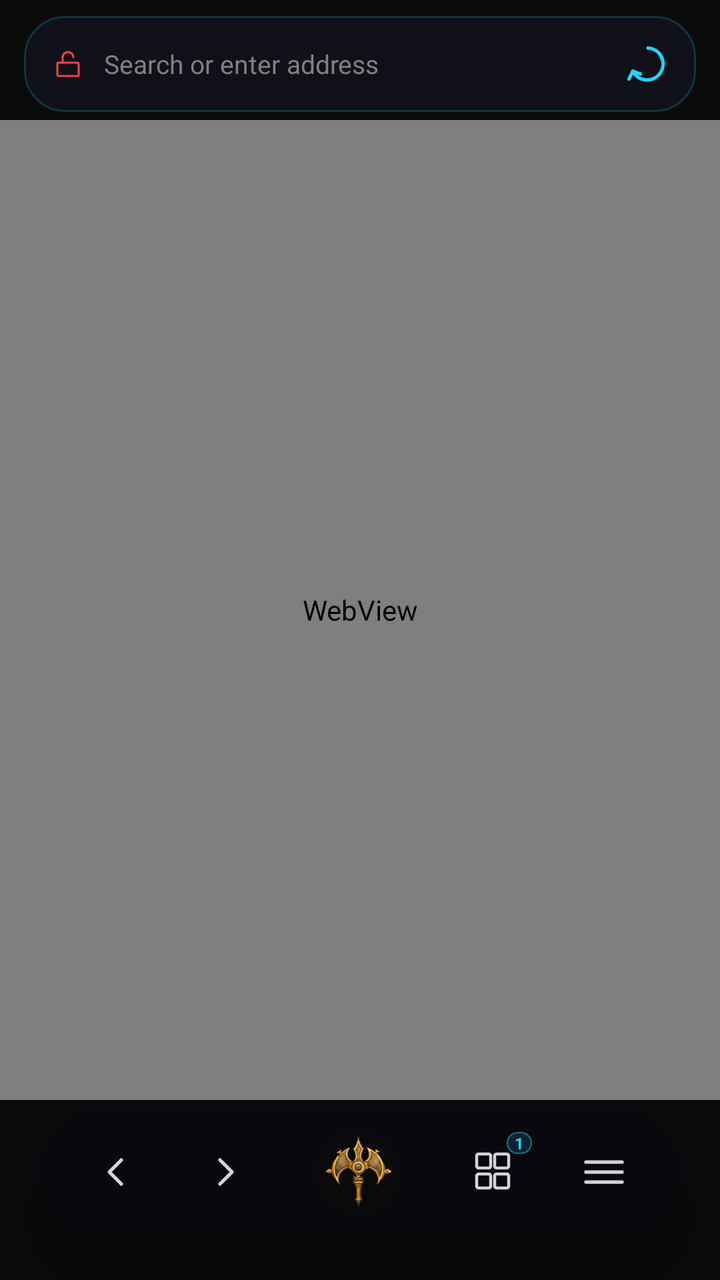
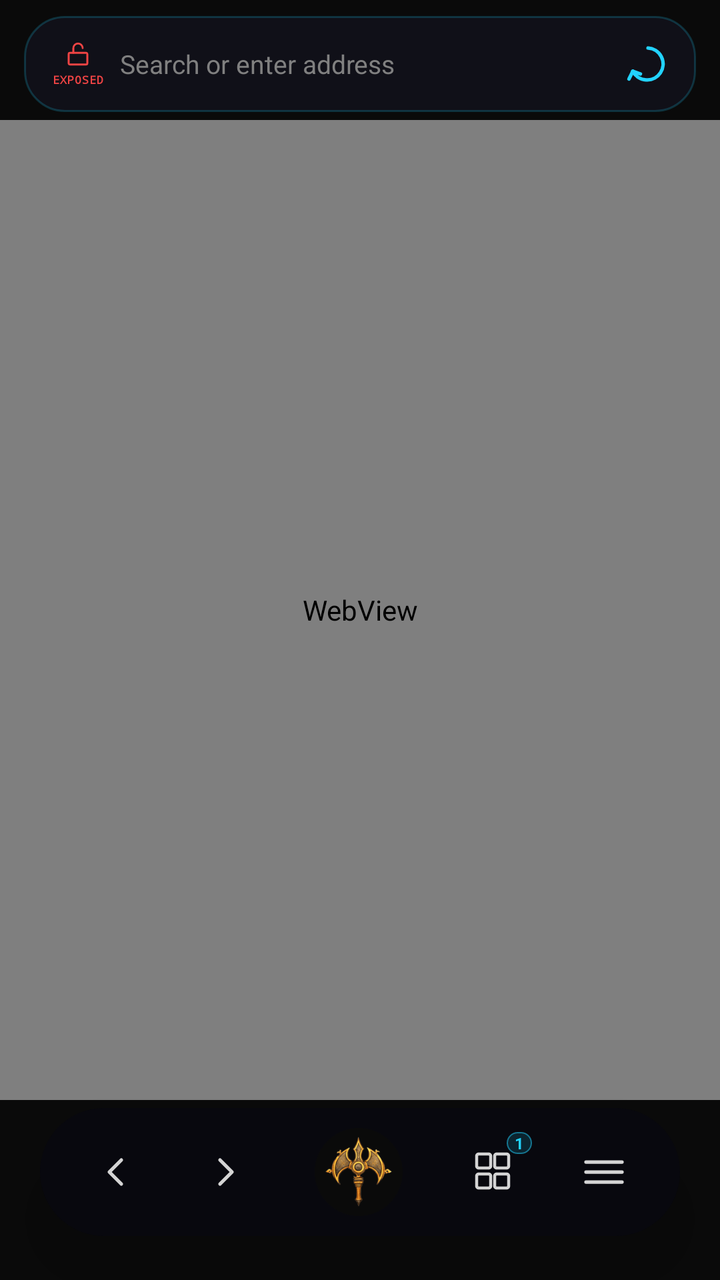

Two renders of the same Android screen: before a commit and after it. Below are the layout's source before the change and the commit's diff.
<!-- AndroidManifest.xml: application theme Theme.Dhurta -->
<!-- res/layout/activity_main.xml -->
<?xml version="1.0" encoding="utf-8"?>
<androidx.drawerlayout.widget.DrawerLayout
    xmlns:android="http://schemas.android.com/apk/res/android"
    xmlns:app="http://schemas.android.com/apk/res-auto"
    android:id="@+id/drawerLayout"
    android:layout_width="match_parent"
    android:layout_height="match_parent"
    android:fitsSystemWindows="true">

    
    <FrameLayout
        android:layout_width="match_parent"
        android:layout_height="match_parent"
        android:background="@color/obsidian">

        <LinearLayout
            android:layout_width="match_parent"
            android:layout_height="match_parent"
            android:orientation="vertical">

            
            <LinearLayout
                android:id="@+id/urlPill"
                android:layout_width="match_parent"
                android:layout_height="48dp"
                android:orientation="horizontal"
                android:gravity="center_vertical"
                android:layout_marginHorizontal="12dp"
                android:layout_marginTop="8dp"
                android:layout_marginBottom="4dp"
                android:paddingStart="14dp"
                android:paddingEnd="4dp"
                android:background="@drawable/pill_bg">

                
                <ImageView
                    android:id="@+id/lockIcon"
                    android:layout_width="16dp"
                    android:layout_height="16dp"
                    android:src="@drawable/ic_nav_lock_open"
                    android:layout_marginEnd="10dp"
                    android:contentDescription="Security status"
                    app:tint="@color/exposed_red" />

                <EditText
                    android:id="@+id/urlBar"
                    android:layout_width="0dp"
                    android:layout_height="match_parent"
                    android:layout_weight="1"
                    android:hint="@string/url_hint"
                    android:textColorHint="@color/text_muted"
                    android:textColor="@color/text"
                    android:textSize="13sp"
                    android:fontFamily="sans-serif"
                    android:singleLine="true"
                    android:imeOptions="actionGo"
                    android:inputType="textUri"
                    android:background="@android:color/transparent"
                    android:importantForAutofill="no" />

                <ImageButton
                    android:id="@+id/reloadBtn"
                    android:layout_width="40dp"
                    android:layout_height="40dp"
                    android:src="@drawable/ic_nav_reload"
                    android:background="?android:selectableItemBackgroundBorderless"
                    android:contentDescription="Reload"
                    app:tint="@color/neon_blue" />
            </LinearLayout>

            
            <LinearLayout
                android:id="@+id/findBar"
                android:layout_width="match_parent"
                android:layout_height="40dp"
                android:orientation="horizontal"
                android:gravity="center_vertical"
                android:layout_marginHorizontal="10dp"
                android:layout_marginBottom="6dp"
                android:paddingStart="12dp"
                android:paddingEnd="4dp"
                android:background="@drawable/pill_bg"
                android:visibility="gone">

                <EditText
                    android:id="@+id/findInput"
                    android:layout_width="0dp"
                    android:layout_height="match_parent"
                    android:layout_weight="1"
                    android:hint="Find in page"
                    android:textColorHint="@color/text_muted"
                    android:textColor="@color/text"
                    android:textSize="13sp"
                    android:fontFamily="sans-serif"
                    android:singleLine="true"
                    android:imeOptions="actionSearch"
                    android:inputType="text"
                    android:background="@android:color/transparent"
                    android:importantForAutofill="no" />

                <TextView
                    android:id="@+id/findCount"
                    android:layout_width="wrap_content"
                    android:layout_height="wrap_content"
                    android:text="0/0"
                    android:textSize="10sp"
                    android:fontFamily="monospace"
                    android:textColor="@color/text_muted"
                    android:layout_marginEnd="6dp" />

                <ImageButton
                    android:id="@+id/findPrev"
                    android:layout_width="36dp"
                    android:layout_height="36dp"
                    android:src="@drawable/ic_find_up"
                    android:background="?android:selectableItemBackgroundBorderless"
                    android:contentDescription="Previous match"
                    app:tint="@color/text" />

                <ImageButton
                    android:id="@+id/findNext"
                    android:layout_width="36dp"
                    android:layout_height="36dp"
                    android:src="@drawable/ic_find_down"
                    android:background="?android:selectableItemBackgroundBorderless"
                    android:contentDescription="Next match"
                    app:tint="@color/text" />

                <ImageButton
                    android:id="@+id/findClose"
                    android:layout_width="36dp"
                    android:layout_height="36dp"
                    android:src="@drawable/ic_find_close"
                    android:background="?android:selectableItemBackgroundBorderless"
                    android:contentDescription="Close find"
                    app:tint="@color/text" />
            </LinearLayout>

            <ProgressBar
                android:id="@+id/progressBar"
                style="?android:attr/progressBarStyleHorizontal"
                android:layout_width="match_parent"
                android:layout_height="2dp"
                android:max="100"
                android:progress="0"
                android:progressTint="@color/neon_blue"
                android:visibility="gone" />

            
            <FrameLayout
                android:id="@+id/webContainer"
                android:layout_width="match_parent"
                android:layout_height="0dp"
                android:layout_weight="1">

                <WebView
                    android:id="@+id/webView"
                    android:layout_width="match_parent"
                    android:layout_height="match_parent" />
            </FrameLayout>

            
            <View
                android:id="@+id/dockSpacer"
                android:layout_width="match_parent"
                android:layout_height="90dp" />
        </LinearLayout>

        
        <LinearLayout
            android:id="@+id/dock"
            android:layout_width="match_parent"
            android:layout_height="64dp"
            android:layout_gravity="bottom"
            android:orientation="horizontal"
            android:gravity="center_vertical"
            android:layout_marginHorizontal="20dp"
            android:layout_marginBottom="22dp"
            android:paddingHorizontal="10dp"
            android:background="@drawable/dock_capsule"
            android:elevation="18dp"
            android:clipChildren="false"
            android:clipToPadding="false">

            <ImageButton
                android:id="@+id/backBtn"
                android:layout_width="0dp"
                android:layout_height="48dp"
                android:layout_weight="1"
                android:src="@drawable/ic_nav_back"
                android:background="?android:selectableItemBackgroundBorderless"
                android:contentDescription="Back"
                app:tint="@color/text" />

            <ImageButton
                android:id="@+id/forwardBtn"
                android:layout_width="0dp"
                android:layout_height="48dp"
                android:layout_weight="1"
                android:src="@drawable/ic_nav_forward"
                android:background="?android:selectableItemBackgroundBorderless"
                android:contentDescription="Forward"
                app:tint="@color/text" />

            
            <FrameLayout
                android:layout_width="0dp"
                android:layout_height="match_parent"
                android:layout_weight="1.4"
                android:clipChildren="false"
                android:clipToPadding="false">

                <View
                    android:id="@+id/hubRing"
                    android:layout_width="52dp"
                    android:layout_height="52dp"
                    android:layout_gravity="center"
                    android:background="@drawable/hub_ring" />

                <ImageView
                    android:id="@+id/hubBtn"
                    android:layout_width="44dp"
                    android:layout_height="44dp"
                    android:layout_gravity="center"
                    android:background="?android:selectableItemBackgroundBorderless"
                    android:src="@mipmap/ic_launcher_round"
                    android:elevation="4dp"
                    android:contentDescription="Dhurta Hub" />
            </FrameLayout>

            <FrameLayout
                android:layout_width="0dp"
                android:layout_height="48dp"
                android:layout_weight="1">

                <ImageButton
                    android:id="@+id/tabsBtn"
                    android:layout_width="match_parent"
                    android:layout_height="match_parent"
                    android:src="@drawable/ic_nav_tabs"
                    android:background="?android:selectableItemBackgroundBorderless"
                    android:contentDescription="Tabs"
                    app:tint="@color/text" />

                <TextView
                    android:id="@+id/tabCount"
                    android:layout_width="wrap_content"
                    android:layout_height="wrap_content"
                    android:layout_gravity="top|end"
                    android:layout_marginTop="4dp"
                    android:layout_marginEnd="8dp"
                    android:text="1"
                    android:textSize="8sp"
                    android:textStyle="bold"
                    android:textColor="@color/neon_blue"
                    android:paddingHorizontal="4dp"
                    android:background="@drawable/tabcount_bg" />
            </FrameLayout>

            <ImageButton
                android:id="@+id/menuBtn"
                android:layout_width="0dp"
                android:layout_height="48dp"
                android:layout_weight="1"
                android:src="@drawable/ic_nav_menu"
                android:background="?android:selectableItemBackgroundBorderless"
                android:contentDescription="Menu"
                app:tint="@color/text" />
        </LinearLayout>

        
        <FrameLayout
            android:id="@+id/menuOverlay"
            android:layout_width="match_parent"
            android:layout_height="match_parent"
            android:background="#B3000000"
            android:visibility="gone"
            android:clickable="true"
            android:focusable="true">

            <androidx.core.widget.NestedScrollView
                android:id="@+id/menuSheet"
                android:layout_width="match_parent"
                android:layout_height="wrap_content"
                android:layout_gravity="bottom"
                android:background="@drawable/dock_bg"
                android:layout_margin="10dp"
                android:elevation="16dp">

                <LinearLayout
                    android:layout_width="match_parent"
                    android:layout_height="wrap_content"
                    android:orientation="vertical"
                    android:paddingVertical="8dp">

                    
                    <LinearLayout
                        android:layout_width="match_parent"
                        android:layout_height="wrap_content"
                        android:orientation="horizontal"
                        android:paddingHorizontal="8dp"
                        android:paddingBottom="4dp">

                        <TextView android:id="@+id/mHome" style="@style/MenuQuick" android:text="🏠" />
                        <TextView android:id="@+id/mAddBookmark" style="@style/MenuQuick" android:text="⭐" />
                        <TextView android:id="@+id/mShare" style="@style/MenuQuick" android:text="📤" />
                        <TextView android:id="@+id/mOmni" style="@style/MenuQuick" android:text="🔱" />
                        <TextView android:id="@+id/mNewTab" style="@style/MenuQuick" android:text="➕" />
                    </LinearLayout>

                    <View android:layout_width="match_parent" android:layout_height="1dp" android:background="@color/border" />

                    
                    <LinearLayout style="@style/MenuRowPair">
                        <TextView android:id="@+id/mFind" style="@style/MenuItem" android:text="🔍  Find in page" />
                        <TextView android:id="@+id/mDesktop" style="@style/MenuItem" android:text="🖥  Desktop site" />
                    </LinearLayout>
                    <LinearLayout style="@style/MenuRowPair">
                        <TextView android:id="@+id/mFullscreen" style="@style/MenuItem" android:text="⛶  Fullscreen" />
                        <TextView android:id="@+id/mInspect" style="@style/MenuItem" android:text="🧪  Inspect element" />
                    </LinearLayout>
                    <LinearLayout style="@style/MenuRowPair">
                        <TextView android:id="@+id/mBookmarks" style="@style/MenuItem" android:text="🔖  Bookmarks" />
                        <TextView android:id="@+id/mHistory" style="@style/MenuItem" android:text="🕑  History" />
                    </LinearLayout>
                    <LinearLayout style="@style/MenuRowPair">
                        <TextView android:id="@+id/mDownloads" style="@style/MenuItem" android:text="⬇  Downloads" />
                        <TextView android:id="@+id/mAutoClean" style="@style/MenuItem" android:text="🧹  Auto-Clean" />
                    </LinearLayout>
                    <LinearLayout style="@style/MenuRowPair">
                        <TextView android:id="@+id/mSettings" style="@style/MenuItem" android:text="⚙  Settings" />
                        <TextView android:id="@+id/mExit" style="@style/MenuItem" android:text="✕  Close menu" />
                    </LinearLayout>
                </LinearLayout>
            </androidx.core.widget.NestedScrollView>
        </FrameLayout>

        
        <FrameLayout
            android:id="@+id/tabSwitcherOverlay"
            android:layout_width="match_parent"
            android:layout_height="match_parent"
            android:background="#EE07070E"
            android:visibility="gone"
            android:clickable="true"
            android:focusable="true">

            <LinearLayout
                android:layout_width="match_parent"
                android:layout_height="match_parent"
                android:orientation="vertical">

                
                <LinearLayout
                    android:layout_width="match_parent"
                    android:layout_height="58dp"
                    android:orientation="horizontal"
                    android:gravity="center_vertical"
                    android:paddingHorizontal="20dp">

                    <TextView
                        android:id="@+id/tabSwitcherTitle"
                        android:layout_width="0dp"
                        android:layout_height="wrap_content"
                        android:layout_weight="1"
                        android:text="TABS"
                        android:textSize="13sp"
                        android:textStyle="bold"
                        android:letterSpacing="0.20"
                        android:textColor="#E9ECFF"
                        android:fontFamily="monospace" />

                    <TextView
                        android:id="@+id/tabSwitcherDone"
                        android:layout_width="wrap_content"
                        android:layout_height="wrap_content"
                        android:text="Done"
                        android:textSize="14sp"
                        android:textColor="#FF4500"
                        android:padding="10dp"
                        android:clickable="true"
                        android:focusable="true"
                        android:background="?android:selectableItemBackgroundBorderless" />
                </LinearLayout>

                
                <View
                    android:layout_width="match_parent"
                    android:layout_height="1dp"
                    android:background="#1AFFFFFF" />

                
                <ScrollView
                    android:layout_width="match_parent"
                    android:layout_height="0dp"
                    android:layout_weight="1"
                    android:scrollbars="none"
                    android:overScrollMode="never"
                    android:paddingHorizontal="16dp"
                    android:clipToPadding="false">

                    <LinearLayout
                        android:id="@+id/tabCardList"
                        android:layout_width="match_parent"
                        android:layout_height="wrap_content"
                        android:orientation="vertical"
                        android:paddingTop="14dp"
                        android:paddingBottom="12dp" />
                </ScrollView>

                
                <LinearLayout
                    android:layout_width="match_parent"
                    android:layout_height="76dp"
                    android:gravity="center"
                    android:paddingHorizontal="16dp">

                    <TextView
                        android:id="@+id/tabSwitcherNewTab"
                        android:layout_width="match_parent"
                        android:layout_height="50dp"
                        android:gravity="center"
                        android:text="＋  New Tab"
                        android:textSize="13sp"
                        android:textColor="#FF4500"
                        android:textStyle="bold"
                        android:letterSpacing="0.06"
                        android:background="@drawable/dock_capsule"
                        android:clickable="true"
                        android:focusable="true" />
                </LinearLayout>
            </LinearLayout>
        </FrameLayout>
    </FrameLayout>

    
    <androidx.core.widget.NestedScrollView
        android:layout_width="292dp"
        android:layout_height="match_parent"
        android:layout_gravity="start"
        android:background="@color/obsidian_elev"
        android:fitsSystemWindows="true"
        android:scrollbars="none">

        <LinearLayout
            android:layout_width="match_parent"
            android:layout_height="wrap_content"
            android:orientation="vertical">

            
            <LinearLayout
                android:layout_width="match_parent"
                android:layout_height="wrap_content"
                android:orientation="vertical"
                android:gravity="center"
                android:paddingVertical="26dp"
                android:background="@color/obsidian">

                <ImageView
                    android:layout_width="58dp"
                    android:layout_height="58dp"
                    android:src="@mipmap/ic_launcher"
                    android:contentDescription="Dhurta" />

                <TextView
                    android:layout_width="wrap_content"
                    android:layout_height="wrap_content"
                    android:text="DHURTA"
                    android:textColor="@color/saffron"
                    android:textSize="16sp"
                    android:letterSpacing="0.36"
                    android:fontFamily="monospace"
                    android:layout_marginTop="8dp" />

                <TextView
                    android:layout_width="wrap_content"
                    android:layout_height="wrap_content"
                    android:text="Sovereign · Privacy-Native"
                    android:textColor="@color/text_muted"
                    android:textSize="9sp"
                    android:fontFamily="monospace"
                    android:layout_marginTop="3dp" />
            </LinearLayout>

            <View android:layout_width="match_parent" android:layout_height="1dp" android:background="@color/border" />

            <TextView android:id="@+id/navOmni" style="@style/DrawerRow" android:text="🔱   Omni Dashboard" android:textColor="@color/neon_blue" />
            <TextView android:id="@+id/navNewTab" style="@style/DrawerRow" android:text="🏠   New Tab" />

            <View android:layout_width="match_parent" android:layout_height="1dp" android:background="@color/border" android:layout_marginVertical="4dp" />
            <TextView style="@style/DrawerHeading" android:text="PROTECTION" />

            
            <TextView android:id="@+id/navGhost" style="@style/DrawerRow"
                android:drawableStart="@drawable/ic_ghost" android:drawablePadding="14dp" android:text="Ghost Mode — Tor" />
            <TextView android:id="@+id/navChakra" style="@style/DrawerRow"
                android:drawableStart="@drawable/ic_chakra" android:drawablePadding="14dp" android:text="Chakra Shield — VPN" />
            <TextView android:id="@+id/navSecurity" style="@style/DrawerRow" android:text="🛡   Security Center" />
            <TextView android:id="@+id/navNetwork" style="@style/DrawerRow" android:text="📡   Network Monitor" />

            <View android:layout_width="match_parent" android:layout_height="1dp" android:background="@color/border" android:layout_marginVertical="4dp" />
            <TextView style="@style/DrawerHeading" android:text="LIBRARY" />

            <TextView android:id="@+id/navBookmarks" style="@style/DrawerRow" android:text="🔖   Bookmarks" />
            <TextView android:id="@+id/navHistory" style="@style/DrawerRow" android:text="🕑   History" />
            <TextView android:id="@+id/navDownloads" style="@style/DrawerRow" android:text="⬇   Downloads" />
            <TextView android:id="@+id/navConnect" style="@style/DrawerRow" android:text="🔗   Dhurta Connect" />
            <TextView android:id="@+id/navExtensions" style="@style/DrawerRow" android:text="🧩   Extensions" />

            <View android:layout_width="match_parent" android:layout_height="1dp" android:background="@color/border" android:layout_marginVertical="4dp" />
            <TextView style="@style/DrawerHeading" android:text="SYSTEM" />

            <TextView android:id="@+id/navDevtools" style="@style/DrawerRow" android:text="🧪   Developer Mode" />
            <TextView android:id="@+id/navSettings" style="@style/DrawerRow" android:text="⚙   Settings" />
            <TextView android:id="@+id/navWipe" style="@style/DrawerRow" android:text="☢   Nuclear Wipe" android:textColor="@color/exposed_red" />
            <TextView android:id="@+id/navAbout" style="@style/DrawerRow" android:text="ℹ   About Dhurta" />

            <View android:layout_width="match_parent" android:layout_height="20dp" />
        </LinearLayout>
    </androidx.core.widget.NestedScrollView>
</androidx.drawerlayout.widget.DrawerLayout>
<!-- resources referenced by this layout -->
<resources>
  <color name="border">#2A2A2A</color>
  <color name="exposed_red">#EF4444</color>
  <color name="neon_blue">#22D3FF</color>
  <color name="obsidian">#0A0A0A</color>
  <color name="obsidian_elev">#141414</color>
  <color name="saffron">#FF4500</color>
  <color name="text">#D4D4D4</color>
  <color name="text_muted">#808080</color>
  <!-- drawable dock_bg (drawable) -->
  <?xml version="1.0" encoding="utf-8"?>
  <shape xmlns:android="http://schemas.android.com/apk/res/android" android:shape="rectangle">
      <solid android:color="@color/dock_bg" />
      <corners android:radius="26dp" />
      <stroke android:width="1dp" android:color="#2622D3FF" />
  </shape>
  <!-- drawable dock_capsule (drawable) -->
  <?xml version="1.0" encoding="utf-8"?>
  <shape xmlns:android="http://schemas.android.com/apk/res/android" android:shape="rectangle">
      <solid android:color="#CC08080F" />
      <corners android:radius="40dp" />
  </shape>
  <!-- drawable hub_ring (drawable) -->
  <?xml version="1.0" encoding="utf-8"?>
  <shape xmlns:android="http://schemas.android.com/apk/res/android" android:shape="rectangle">
      <solid android:color="#00000000" />
      <corners android:radius="24dp" />
  </shape>
  <!-- drawable ic_chakra (drawable) -->
  <?xml version="1.0" encoding="utf-8"?>
  <layer-list xmlns:android="http://schemas.android.com/apk/res/android">
      <item android:width="24dp" android:height="24dp" android:gravity="center">
          <bitmap android:src="@drawable/chakra_icon" android:gravity="fill" />
      </item>
  </layer-list>
  <!-- drawable ic_ghost (drawable) -->
  <?xml version="1.0" encoding="utf-8"?>
  <layer-list xmlns:android="http://schemas.android.com/apk/res/android">
      <item android:width="24dp" android:height="24dp" android:gravity="center">
          <bitmap android:src="@drawable/dhurta_logo" android:gravity="fill" />
      </item>
  </layer-list>
  <!-- drawable pill_bg (drawable) -->
  <?xml version="1.0" encoding="utf-8"?>
  <shape xmlns:android="http://schemas.android.com/apk/res/android" android:shape="rectangle">
      <solid android:color="@color/pill_bg" />
      <corners android:radius="20dp" />
      <stroke android:width="1dp" android:color="#3322D3FF" />
  </shape>
  <!-- drawable tabcount_bg (drawable) -->
  <?xml version="1.0" encoding="utf-8"?>
  <shape xmlns:android="http://schemas.android.com/apk/res/android" android:shape="rectangle">
      <solid android:color="#2422D3FF" />
      <corners android:radius="6dp" />
      <stroke android:width="0.8dp" android:color="#8022D3FF" />
  </shape>
  <string name="url_hint">Search or enter address</string>
  <style name="MenuItem">
          <item name="android:layout_width">0dp</item>
          <item name="android:layout_height">wrap_content</item>
          <item name="android:layout_weight">1</item>
          <item name="android:paddingHorizontal">18dp</item>
          <item name="android:paddingVertical">13dp</item>
          <item name="android:textColor">@color/text</item>
          <item name="android:textSize">12sp</item>
          <item name="android:fontFamily">monospace</item>
          <item name="android:background">?android:selectableItemBackground</item>
          <item name="android:clickable">true</item>
          <item name="android:focusable">true</item>
          <item name="android:gravity">center_vertical</item>
          <item name="android:singleLine">true</item>
      </style>
  <style name="MenuRowPair">
          <item name="android:layout_width">match_parent</item>
          <item name="android:layout_height">wrap_content</item>
          <item name="android:orientation">horizontal</item>
      </style>
  <color name="dock_bg">#E60E0E17</color>
  <color name="pill_bg">#CC12121C</color>
  <!-- unchanged entries left out for length: 17 -->
</resources>

<!-- the commit's change to res/layout/activity_main.xml (unified diff, before → after) -->
@@ -33,14 +33,33 @@
                 android:background="@drawable/pill_bg">
 
                 
-                <ImageView
-                    android:id="@+id/lockIcon"
-                    android:layout_width="16dp"
-                    android:layout_height="16dp"
-                    android:src="@drawable/ic_nav_lock_open"
-                    android:layout_marginEnd="10dp"
-                    android:contentDescription="Security status"
-                    app:tint="@color/exposed_red" />
+                <LinearLayout
+                    android:layout_width="wrap_content"
+                    android:layout_height="match_parent"
+                    android:orientation="vertical"
+                    android:gravity="center"
+                    android:layout_marginEnd="8dp">
+
+                    <ImageView
+                        android:id="@+id/lockIcon"
+                        android:layout_width="14dp"
+                        android:layout_height="14dp"
+                        android:src="@drawable/ic_nav_lock_open"
+                        android:contentDescription="Security status"
+                        app:tint="@color/exposed_red" />
+
+                    <TextView
+                        android:id="@+id/securityBadge"
+                        android:layout_width="wrap_content"
+                        android:layout_height="wrap_content"
+                        android:text="EXPOSED"
+                        android:textSize="5.5sp"
+                        android:fontFamily="monospace"
+                        android:textStyle="bold"
+                        android:letterSpacing="0.06"
+                        android:textColor="@color/exposed_red"
+                        android:layout_marginTop="2dp" />
+                </LinearLayout>
 
                 <EditText
                     android:id="@+id/urlBar"
@@ -312,25 +331,36 @@
 
                     
                     <LinearLayout style="@style/MenuRowPair">
-                        <TextView android:id="@+id/mFind" style="@style/MenuItem" android:text="🔍  Find in page" />
-                        <TextView android:id="@+id/mDesktop" style="@style/MenuItem" android:text="🖥  Desktop site" />
+                        <TextView android:id="@+id/mFind"       style="@style/MenuItemGrid" android:text="🔍&#10;Find" />
+                        <TextView android:id="@+id/mDesktop"    style="@style/MenuItemGrid" android:text="🖥&#10;Desktop" />
+                        <TextView android:id="@+id/mFullscreen" style="@style/MenuItemGrid" android:text="⛶&#10;Fullscreen" />
                     </LinearLayout>
                     <LinearLayout style="@style/MenuRowPair">
-                        <TextView android:id="@+id/mFullscreen" style="@style/MenuItem" android:text="⛶  Fullscreen" />
-                        <TextView android:id="@+id/mInspect" style="@style/MenuItem" android:text="🧪  Inspect element" />
+                        <TextView android:id="@+id/mInspect"    style="@style/MenuItemGrid" android:text="🧪&#10;Inspect" />
+                        <TextView android:id="@+id/mBookmarks"  style="@style/MenuItemGrid" android:text="🔖&#10;Bookmarks" />
+                        <TextView android:id="@+id/mHistory"    style="@style/MenuItemGrid" android:text="🕑&#10;History" />
                     </LinearLayout>
                     <LinearLayout style="@style/MenuRowPair">
-                        <TextView android:id="@+id/mBookmarks" style="@style/MenuItem" android:text="🔖  Bookmarks" />
-                        <TextView android:id="@+id/mHistory" style="@style/MenuItem" android:text="🕑  History" />
+                        <TextView android:id="@+id/mDownloads"  style="@style/MenuItemGrid" android:text="⬇&#10;Downloads" />
+                        <TextView android:id="@+id/mAutoClean"  style="@style/MenuItemGrid" android:text="🧹&#10;Auto-Clean" />
+                        <TextView android:id="@+id/mSettings"   style="@style/MenuItemGrid" android:text="⚙&#10;Settings" />
                     </LinearLayout>
-                    <LinearLayout style="@style/MenuRowPair">
-                        <TextView android:id="@+id/mDownloads" style="@style/MenuItem" android:text="⬇  Downloads" />
-                        <TextView android:id="@+id/mAutoClean" style="@style/MenuItem" android:text="🧹  Auto-Clean" />
-                    </LinearLayout>
-                    <LinearLayout style="@style/MenuRowPair">
-                        <TextView android:id="@+id/mSettings" style="@style/MenuItem" android:text="⚙  Settings" />
-                        <TextView android:id="@+id/mExit" style="@style/MenuItem" android:text="✕  Close menu" />
-                    </LinearLayout>
+
+                    
+                    <View android:layout_width="match_parent" android:layout_height="1dp" android:background="@color/border" />
+                    <TextView
+                        android:id="@+id/mExit"
+                        android:layout_width="match_parent"
+                        android:layout_height="wrap_content"
+                        android:text="✕  Close menu"
+                        android:gravity="center"
+                        android:paddingVertical="12dp"
+                        android:textSize="12sp"
+                        android:textColor="@color/text_muted"
+                        android:fontFamily="monospace"
+                        android:background="?android:selectableItemBackground"
+                        android:clickable="true"
+                        android:focusable="true" />
                 </LinearLayout>
             </androidx.core.widget.NestedScrollView>
         </FrameLayout>
<!-- resource entries referenced after the edit -->
@@ -56,20 +56,20 @@
       <stroke android:width="0.8dp" android:color="#8022D3FF" />
   </shape>
   <string name="url_hint">Search or enter address</string>
-  <style name="MenuItem">
+  <style name="MenuItemGrid">
           <item name="android:layout_width">0dp</item>
           <item name="android:layout_height">wrap_content</item>
           <item name="android:layout_weight">1</item>
-          <item name="android:paddingHorizontal">18dp</item>
-          <item name="android:paddingVertical">13dp</item>
+          <item name="android:paddingHorizontal">4dp</item>
+          <item name="android:paddingVertical">14dp</item>
           <item name="android:textColor">@color/text</item>
-          <item name="android:textSize">12sp</item>
+          <item name="android:textSize">9.5sp</item>
           <item name="android:fontFamily">monospace</item>
           <item name="android:background">?android:selectableItemBackground</item>
           <item name="android:clickable">true</item>
           <item name="android:focusable">true</item>
-          <item name="android:gravity">center_vertical</item>
-          <item name="android:singleLine">true</item>
+          <item name="android:gravity">center</item>
+          <item name="android:lineSpacingMultiplier">1.5</item>
       </style>
   <style name="MenuRowPair">
           <item name="android:layout_width">match_parent</item>
